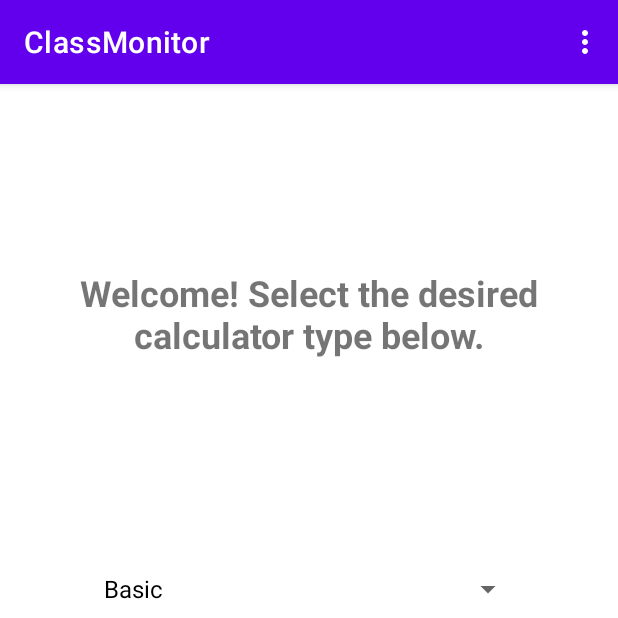
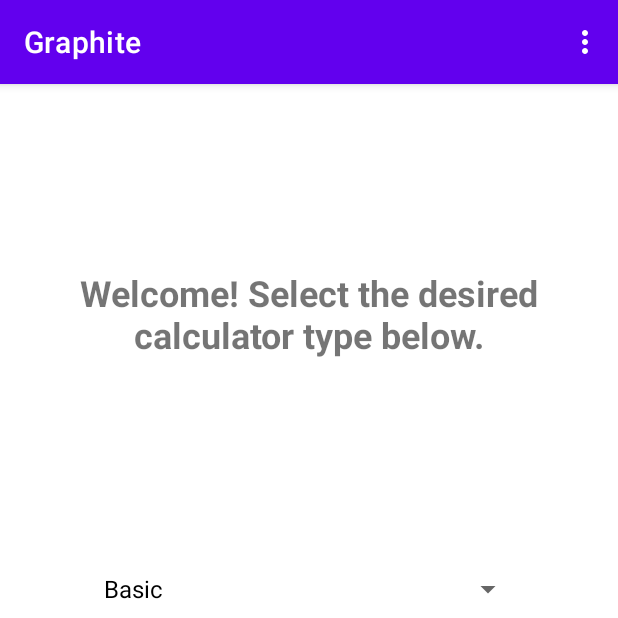
Before and after one commit to GraphiteApp/GraphiteApp, an Android app: the screen it shows after launch (MainActivity), on a phone screen of 412 x 824 dp, the top half of it. Run offline under Robolectric (Android 15) with nearby library versions, the phone set to English and light mode, and no system bars; our stand-ins replace navigation-ui.

Commit message:
rename ClassMonitor -> GraphiteApp

```diff
--- a/app/build.gradle
+++ b/app/build.gradle
@@ -4,11 +4,11 @@ plugins {
 }
 
 android {
-    namespace 'com.example.classmonitor'
+    namespace 'com.example.graphite'
     compileSdk 32
 
     defaultConfig {
-        applicationId "com.example.classmonitor"
+        applicationId "com.example.graphite"
         minSdk 28
         targetSdk 32
         versionCode 1
--- a/app/src/main/AndroidManifest.xml
+++ b/app/src/main/AndroidManifest.xml
@@ -14,7 +14,7 @@
         android:label="@string/app_name"
         android:roundIcon="@mipmap/ic_launcher_round"
         android:supportsRtl="true"
-        android:theme="@style/Theme.ClassMonitor"
+        android:theme="@style/Theme.Graphite"
         android:usesCleartextTraffic="true"
         tools:targetApi="31">
         <activity
@@ -36,7 +36,7 @@
             android:name=".MainActivity"
             android:exported="true"
             android:label="@string/app_name"
-            android:theme="@style/Theme.ClassMonitor.NoActionBar">
+            android:theme="@style/Theme.Graphite.NoActionBar">
             <intent-filter>
                 <action android:name="android.intent.action.MAIN" />
 
--- a/app/src/main/java/com/example/classmonitor/FirstFragment.kt
+++ b/app/src/main/java/com/example/graphite/FirstFragment.kt
@@ -1,4 +1,4 @@
-package com.example.classmonitor
+package com.example.graphite
 
 import android.os.Build
 import android.os.Bundle
@@ -9,7 +9,7 @@ import android.widget.ArrayAdapter
 import androidx.annotation.RequiresApi
 import androidx.fragment.app.Fragment
 import androidx.navigation.fragment.findNavController
-import com.example.classmonitor.databinding.FragmentFirstBinding
+import com.example.graphite.databinding.FragmentFirstBinding
 
 
 /**
@@ -36,7 +36,7 @@ class FirstFragment : Fragment() {
         val calculatorSelections = app.getAllowedCalculators().toTypedArray()
 
         // update the spinner calculatorSpinner
-        binding.calculatorSpinner.adapter = ArrayAdapter(requireContext(), android.R.layout.simple_spinner_dropdown_item, calculatorSelections)
+        binding.calculatorSpinner.adapter = ArrayAdapter(requireContext(), androidx.transition.R.layout.support_simple_spinner_dropdown_item, calculatorSelections)
 
         return binding.root
 
@@ -66,7 +66,7 @@ class FirstFragment : Fragment() {
         println(app.getAllowedCalculators())
 
         // update the spinner calculatorSpinner
-        binding.calculatorSpinner.adapter = ArrayAdapter(requireContext(), android.R.layout.simple_spinner_dropdown_item, app.getAllowedCalculators().toTypedArray())
+        binding.calculatorSpinner.adapter = ArrayAdapter(requireContext(), androidx.transition.R.layout.support_simple_spinner_dropdown_item, app.getAllowedCalculators().toTypedArray())
 
         // if exit_exam button is clicked run leaveExam in examactivity
         binding.exitExam.setOnClickListener {
--- a/app/src/main/java/com/example/classmonitor/MainActivity.kt
+++ b/app/src/main/java/com/example/graphite/MainActivity.kt
@@ -1,4 +1,4 @@
-package com.example.classmonitor
+package com.example.graphite
 
 import android.os.Bundle
 import com.google.android.material.snackbar.Snackbar
@@ -6,12 +6,11 @@ import androidx.appcompat.app.AppCompatActivity
 import androidx.navigation.findNavController
 import androidx.navigation.ui.AppBarConfiguration
 import androidx.navigation.ui.navigateUp
-import androidx.navigation.ui.setupActionBarWithNavController
 import android.view.Menu
 import android.view.MenuItem
 import androidx.lifecycle.ViewModel
 import androidx.preference.PreferenceManager
-import com.example.classmonitor.databinding.ActivityMainBinding
+import com.example.graphite.databinding.ActivityMainBinding
 import okhttp3.Call
 import okhttp3.OkHttpClient
 import java.io.IOException
--- a/app/src/main/java/com/example/classmonitor/SecondFragment.kt
+++ b/app/src/main/java/com/example/graphite/SecondFragment.kt
@@ -1,4 +1,4 @@
-package com.example.classmonitor
+package com.example.graphite
 
 import android.os.Bundle
 import androidx.fragment.app.Fragment
@@ -7,7 +7,7 @@ import android.view.View
 import android.view.ViewGroup
 import android.webkit.WebView
 import androidx.navigation.fragment.findNavController
-import com.example.classmonitor.databinding.FragmentSecondBinding
+import com.example.graphite.databinding.FragmentSecondBinding
 
 /**
  * A simple [Fragment] subclass as the second destination in the navigation.
--- a/app/src/main/java/com/example/classmonitor/SettingsActivity.kt
+++ b/app/src/main/java/com/example/graphite/SettingsActivity.kt
@@ -1,4 +1,4 @@
-package com.example.classmonitor
+package com.example.graphite
 
 import android.os.Bundle
 import androidx.appcompat.app.AppCompatActivity
--- a/app/src/main/res/layout/activity_main.xml
+++ b/app/src/main/res/layout/activity_main.xml
@@ -9,14 +9,14 @@
     <com.google.android.material.appbar.AppBarLayout
         android:layout_width="match_parent"
         android:layout_height="wrap_content"
-        android:theme="@style/Theme.ClassMonitor.AppBarOverlay">
+        android:theme="@style/Theme.Graphite.AppBarOverlay">
 
         <androidx.appcompat.widget.Toolbar
             android:id="@+id/toolbar"
             android:layout_width="match_parent"
             android:layout_height="?attr/actionBarSize"
             android:background="?attr/colorPrimary"
-            app:popupTheme="@style/Theme.ClassMonitor.PopupOverlay" />
+            app:popupTheme="@style/Theme.Graphite.PopupOverlay" />
 
     </com.google.android.material.appbar.AppBarLayout>
 
--- a/app/src/main/res/menu/menu_main.xml
+++ b/app/src/main/res/menu/menu_main.xml
@@ -1,7 +1,7 @@
 <menu xmlns:android="http://schemas.android.com/apk/res/android"
     xmlns:app="http://schemas.android.com/apk/res-auto"
     xmlns:tools="http://schemas.android.com/tools"
-    tools:context="com.example.classmonitor.MainActivity">
+    tools:context="com.example.graphite.MainActivity">
     <item
         android:id="@+id/action_settings"
         android:orderInCategory="100"
--- a/app/src/main/res/navigation/nav_graph.xml
+++ b/app/src/main/res/navigation/nav_graph.xml
@@ -7,7 +7,7 @@
 
     <fragment
         android:id="@+id/FirstFragment"
-        android:name="com.example.classmonitor.FirstFragment"
+        android:name="com.example.graphite.FirstFragment"
         android:label="@string/first_fragment_label"
         tools:layout="@layout/fragment_first">
 
@@ -17,7 +17,7 @@
     </fragment>
     <fragment
         android:id="@+id/SecondFragment"
-        android:name="com.example.classmonitor.SecondFragment"
+        android:name="com.example.graphite.SecondFragment"
         android:label="@string/second_fragment_label"
         tools:layout="@layout/fragment_second">
 
--- a/app/src/main/res/values-night/themes.xml
+++ b/app/src/main/res/values-night/themes.xml
@@ -1,6 +1,6 @@
 <resources xmlns:tools="http://schemas.android.com/tools">
     <!-- Base application theme. -->
-    <style name="Theme.ClassMonitor" parent="Theme.MaterialComponents.DayNight.DarkActionBar">
+    <style name="Theme.Graphite" parent="Theme.MaterialComponents.DayNight.DarkActionBar">
         <!-- Primary brand color. -->
         <item name="colorPrimary">@color/purple_200</item>
         <item name="colorPrimaryVariant">@color/purple_700</item>
@@ -14,7 +14,7 @@
         <!-- Customize your theme here. -->
     </style>
 
-    <style name="ThemeOverlay.ClassMonitor.FullscreenContainer" parent="">
+    <style name="ThemeOverlay.Graphite.FullscreenContainer" parent="">
         <item name="fullscreenBackgroundColor">@color/light_blue_900</item>
         <item name="fullscreenTextColor">@color/light_blue_A400</item>
     </style>
--- a/app/src/main/res/values/strings.xml
+++ b/app/src/main/res/values/strings.xml
@@ -1,5 +1,5 @@
 <resources>
-    <string name="app_name">ClassMonitor</string>
+    <string name="app_name">Graphite</string>
     <string name="action_settings">Settings</string>
     <!-- Strings used for fragments for navigation -->
     <string name="first_fragment_label">First Fragment</string>
--- a/app/src/main/res/values/styles.xml
+++ b/app/src/main/res/values/styles.xml
@@ -1,10 +1,10 @@
 <resources>
 
-    <style name="Widget.Theme.ClassMonitor.ActionBar.Fullscreen" parent="Widget.AppCompat.ActionBar">
+    <style name="Widget.Theme.Graphite.ActionBar.Fullscreen" parent="Widget.AppCompat.ActionBar">
         <item name="android:background">@color/black_overlay</item>
     </style>
 
-    <style name="Widget.Theme.ClassMonitor.ButtonBar.Fullscreen" parent="">
+    <style name="Widget.Theme.Graphite.ButtonBar.Fullscreen" parent="">
         <item name="android:background">@color/black_overlay</item>
         <item name="android:buttonBarStyle">?android:attr/buttonBarStyle</item>
     </style>
--- a/app/src/main/res/values/themes.xml
+++ b/app/src/main/res/values/themes.xml
@@ -1,6 +1,6 @@
 <resources xmlns:tools="http://schemas.android.com/tools">
     <!-- Base application theme. -->
-    <style name="Theme.ClassMonitor" parent="Theme.MaterialComponents.DayNight.DarkActionBar">
+    <style name="Theme.Graphite" parent="Theme.MaterialComponents.DayNight.DarkActionBar">
         <!-- Primary brand color. -->
         <item name="colorPrimary">@color/purple_500</item>
         <item name="colorPrimaryVariant">@color/purple_700</item>
@@ -14,23 +14,23 @@
         <!-- Customize your theme here. -->
     </style>
 
-    <style name="Theme.ClassMonitor.NoActionBar">
+    <style name="Theme.Graphite.NoActionBar">
         <item name="windowActionBar">false</item>
         <item name="windowNoTitle">true</item>
     </style>
 
-    <style name="Theme.ClassMonitor.AppBarOverlay" parent="ThemeOverlay.AppCompat.Dark.ActionBar" />
+    <style name="Theme.Graphite.AppBarOverlay" parent="ThemeOverlay.AppCompat.Dark.ActionBar" />
 
-    <style name="Theme.ClassMonitor.PopupOverlay" parent="ThemeOverlay.AppCompat.Light" />
+    <style name="Theme.Graphite.PopupOverlay" parent="ThemeOverlay.AppCompat.Light" />
 
-    <style name="Theme.ClassMonitor.Fullscreen" parent="Theme.ClassMonitor">
-        <item name="android:actionBarStyle">@style/Widget.Theme.ClassMonitor.ActionBar.Fullscreen
+    <style name="Theme.Graphite.Fullscreen" parent="Theme.Graphite">
+        <item name="android:actionBarStyle">@style/Widget.Theme.Graphite.ActionBar.Fullscreen
         </item>
         <item name="android:windowActionBarOverlay">true</item>
         <item name="android:windowBackground">@null</item>
     </style>
 
-    <style name="ThemeOverlay.ClassMonitor.FullscreenContainer" parent="">
+    <style name="ThemeOverlay.Graphite.FullscreenContainer" parent="">
         <item name="fullscreenBackgroundColor">@color/light_blue_600</item>
         <item name="fullscreenTextColor">@color/light_blue_A200</item>
     </style>
--- a/settings.gradle
+++ b/settings.gradle
@@ -12,5 +12,5 @@ dependencyResolutionManagement {
         mavenCentral()
     }
 }
-rootProject.name = "ClassMonitor"
+rootProject.name = "Graphite"
 include ':app'
```
Also changed, not shown: app/src/main/java/com/example/graphite/ExamActivity.kt (renamed from app/src/main/java/com/example/classmonitor/ExamActivity.kt, +11 -16 lines), 4 other files.
